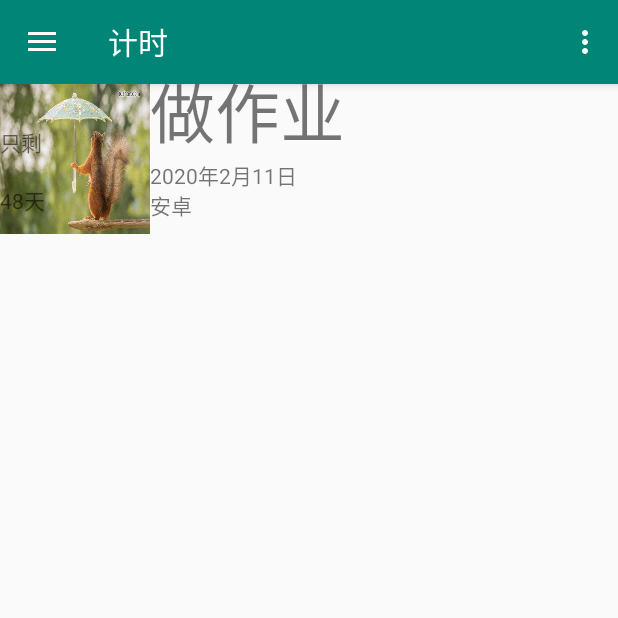
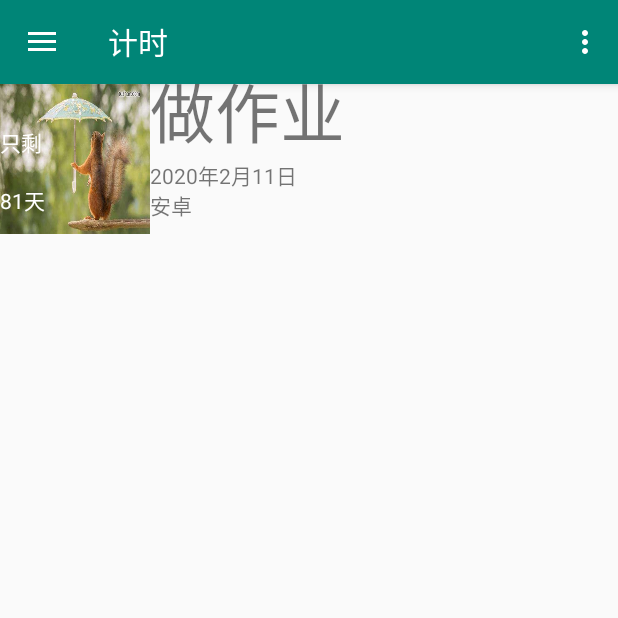
Before and after one commit to Nancyfighting/iTime_lxx_final, an Android app: the screen it shows after launch (MainActivity), on a phone screen of 412 x 824 dp, the top half of it. Run offline under Robolectric (Android 15) with nearby library versions, the phone set to English and light mode, and no system bars; our stand-ins replace navigation-ui.

Commit message:
最终版

```diff
--- a/app/src/main/java/com/example/myitime/ui/home/HomeFragment.java
+++ b/app/src/main/java/com/example/myitime/ui/home/HomeFragment.java
@@ -1,5 +1,6 @@
 package com.example.myitime.ui.home;
 
+import android.annotation.SuppressLint;
 import android.content.ContentResolver;
 import android.content.Context;
 import android.content.Intent;
@@ -11,6 +12,7 @@ import android.net.Uri;
 import android.os.Build;
 import android.os.Bundle;
 import android.os.Handler;
+import android.os.Message;
 import android.util.Log;
 import android.view.LayoutInflater;
 import android.view.View;
@@ -48,13 +50,62 @@ public class HomeFragment extends Fragment {
 
     private HomeViewModel homeViewModel;
     private SimpleDateFormat format;
-    Handler handler = new Handler();
+    ListView listViewThings;
+    TextView textView_sheng;
+
+//    @SuppressLint("HandlerLeak")
+//    final Handler handler = new Handler() {
+//        @Override
+//        public void handleMessage(Message msg) {
+//            super.handleMessage(msg);
+//            if (msg.what == 0x11) {
+//
+//                Bundle bundle = msg.getData();
+//                int position = bundle.getInt("msg");
+//                format = new SimpleDateFormat("yyyy-MM-dd HH:mm:ss");
+//                Calendar calendar= Calendar.getInstance();
+//                int year=calendar.get(Calendar.YEAR);
+//                int month=calendar.get(Calendar.MONTH)+1;
+//                int day=calendar.get(Calendar.DAY_OF_MONTH);
+//                int hour=calendar.get(Calendar.HOUR_OF_DAY);
+//                int minute = calendar.get(Calendar.MINUTE);
+//                try {
+//                    d2 = format.parse(year+"-"+month+"-"+day+" "+hour +":"+minute+":00");
+//                } catch (ParseException e) {
+//                    e.printStackTrace();
+//                }
+//                int[]date_clock=listThings.get(position).getTime();
+//                Date d1 = null;
+//                try {
+//                    d1 = format.parse(date_clock[0]+"-"+date_clock[1]+"-"+date_clock[2]+" "+date_clock[3]+":"+date_clock[4]+":00");
+//                } catch (ParseException e) {
+//                    e.printStackTrace();
+//
+//                }
+//
+//                leftTime = (d1.getTime() - d2.getTime())/1000;//这样得到的差值是微秒级别
+//                leftTime--;
+//
+//
+//                if (leftTime > 0) {
+//                    //倒计时效果展示
+//                    String formatLongToTimeStr = formatLongToTimeStr(leftTime);
+////                    View view = LayoutInflater.from(getContext()).inflate(position, listViewThings, false);
+//                    textView_sheng.setText(formatLongToTimeStr);
+//                    handler.sendEmptyMessageDelayed(0x11,1000);
+//                    Log.v("w","ff");
+//                }
+//            }
+//        }
+//    };
     private long leftTime ;//一分钟
     ThingSaver thingSaver;
     Date d2 = null;
-    private TextView textView_sheng;
     private ResourceBundle extras;
-
+    private  Calendar calendar= Calendar.getInstance();;
+    private int year_lst=calendar.get(Calendar.YEAR);
+    private int month_lst=calendar.get(Calendar.MONTH);
+    private int day_lst=calendar.get(Calendar.DAY_OF_MONTH);
     public void onDestroy() {
         super.onDestroy();
         thingSaver.save();
@@ -62,7 +113,6 @@ public class HomeFragment extends Fragment {
 
     public View onCreateView(@NonNull LayoutInflater inflater,
                              ViewGroup container, Bundle savedInstanceState) {
-
         homeViewModel =
                 ViewModelProviders.of(this).get(HomeViewModel.class);
         final View root = inflater.inflate(R.layout.fragment_home, container, false);
@@ -78,7 +128,7 @@ public class HomeFragment extends Fragment {
             int [] date_add=new int[]{2020,2,11,18,30};
             listThings.add(new Thing("做作业","安卓",date_add, image_moren,"每天"));
         }
-        ListView listViewThings=root.findViewById(R.id.list_view_things);
+        listViewThings=root.findViewById(R.id.list_view_things);
         adapter = new ThingAdapter(HomeFragment.this.getActivity(),R.layout.list_view_item_thing, listThings);
         listViewThings.setAdapter(adapter);
 
@@ -116,24 +166,14 @@ public class HomeFragment extends Fragment {
             resourceId = resource;
         }
 
+        @SuppressLint("HandlerLeak")
         @RequiresApi(api = Build.VERSION_CODES.JELLY_BEAN)
         @Override
         public View getView(int position, View convertView, ViewGroup parent) {
             Thing thing = getItem(position);//获取当前项的实例
             View view = LayoutInflater.from(getContext()).inflate(resourceId, parent, false);
 
-            format = new SimpleDateFormat("yyyy-MM-dd HH:mm:ss");
-            Calendar calendar= Calendar.getInstance();
-            int year=calendar.get(Calendar.YEAR);
-            int month=calendar.get(Calendar.MONTH)+1;
-            int day=calendar.get(Calendar.DAY_OF_MONTH);
-            int hour=calendar.get(Calendar.HOUR_OF_DAY);
-            int minute = calendar.get(Calendar.MINUTE);
-            try {
-                d2 = format.parse(year+"-"+month+"-"+day+" "+hour +":"+minute+":00");
-            } catch (ParseException e) {
-                e.printStackTrace();
-            }
+
 
             ContentResolver  a = HomeFragment.this.getContext().getContentResolver();
             byte[] image_byte= thing.getImage();
@@ -143,7 +183,10 @@ public class HomeFragment extends Fragment {
             ((TextView) view.findViewById(R.id.title_view_thing)).setText(thing.getTitle());
             ((TextView) view.findViewById(R.id.date_view_thing)).setText(thing.getTime()[0]+"年"+thing.getTime()[1]+"月"+thing.getTime()[2]+"日");
             ((TextView) view.findViewById(R.id.tip_view_thing)).setText(thing.getTip());
-            startRun(textView_sheng,position);
+            int day_l = (thing.getTime()[0]-year_lst)*365+(thing.getTime()[1]-month_lst)*30+(thing.getTime()[2]-day_lst);
+            textView_sheng.setText(day_l+"天");
+
+
             return view;
         }
     }
@@ -160,34 +203,24 @@ public class HomeFragment extends Fragment {
 
     }
 
-    private void startRun(final TextView textView, final int position) {
-        new Thread(new Runnable() {
-
-            @Override
-            public void run() {
-
-                int[]date_clock=listThings.get(position).getTime();
-                Date d1 = null;
-                try {
-                    d1 = format.parse(date_clock[0]+"-"+date_clock[1]+"-"+date_clock[2]+" "+date_clock[3]+":"+date_clock[4]+":00");
-                } catch (ParseException e) {
-                    e.printStackTrace();
-                }
-
-                leftTime = (d1.getTime() - d2.getTime())/1000;//这样得到的差值是微秒级别
-                leftTime--;
+//    private void startRun( ) {
+//        new Thread(new Runnable() {
+//            @Override
+//            public void run() {
+////                Bundle bundle = new Bundle();
+////                bundle.putInt("msg",position);
+//                Message message = Message.obtain();
+//                message.what = 0x11;
+//                handler.sendMessage(message);
+////每一秒执行一次
+////        handler.postDelayed(this, 1000);
+////                sendMessageDelayed(Message msg)
+//            }
+//        }).start();
+//    }
 
 
-                if (leftTime > 0) {
-                    //倒计时效果展示
-                    String formatLongToTimeStr = formatLongToTimeStr(leftTime);
-                    textView.setText(formatLongToTimeStr);
-                    //每一秒执行一次
-                    handler.postDelayed(this, 1000);
-                }
-            }
-        }).start();
-    }
+
 
 
     public String formatLongToTimeStr(Long date) {
--- a/app/src/main/res/layout/activity_show.xml
+++ b/app/src/main/res/layout/activity_show.xml
@@ -42,6 +42,7 @@
             android:layout_marginStart="170dp"
             android:layout_marginLeft="170dp"
             android:layout_marginTop="80dp"
+            android:gravity="center"
             android:text="TextView"
             android:textColor="#ffffff"
             android:textSize="25sp"
@@ -55,7 +56,8 @@
             android:layout_marginStart="130dp"
             android:layout_marginLeft="130dp"
             android:layout_marginTop="16dp"
-            android:text="TextView"
+            android:text="TextView"  android:layout_gravity="center"
+
             android:textColor="#ffffff"
             android:textSize="18sp"
             app:layout_constraintStart_toStartOf="parent"
@@ -69,6 +71,7 @@
             android:layout_marginLeft="100dp"
             android:layout_marginTop="16dp"
             android:text="时间已过"
+            android:layout_gravity="center"
             android:textColor="#ffffff"
             android:textSize="20sp"
             app:layout_constraintStart_toStartOf="parent"
--- a/app/src/main/res/layout/list_view_item_thing.xml
+++ b/app/src/main/res/layout/list_view_item_thing.xml
@@ -16,7 +16,9 @@
             android:layout_width="wrap_content"
             android:layout_height="wrap_content"
             android:layout_marginTop="28dp"
+            android:gravity="center"
             android:text="只剩"
+            android:textColor="#ffffff"
             app:layout_constraintStart_toStartOf="@+id/textView_sheng"
             app:layout_constraintTop_toTopOf="parent" />
 
@@ -25,7 +27,9 @@
             android:layout_width="wrap_content"
             android:layout_height="wrap_content"
             android:layout_marginTop="16dp"
+            android:gravity="center"
             android:text="0天"
+            android:textColor="#ffffff"
             app:layout_constraintBottom_toBottomOf="parent"
             app:layout_constraintTop_toBottomOf="@+id/textView_zhi"
             app:layout_constraintVertical_bias="0.111"
```
